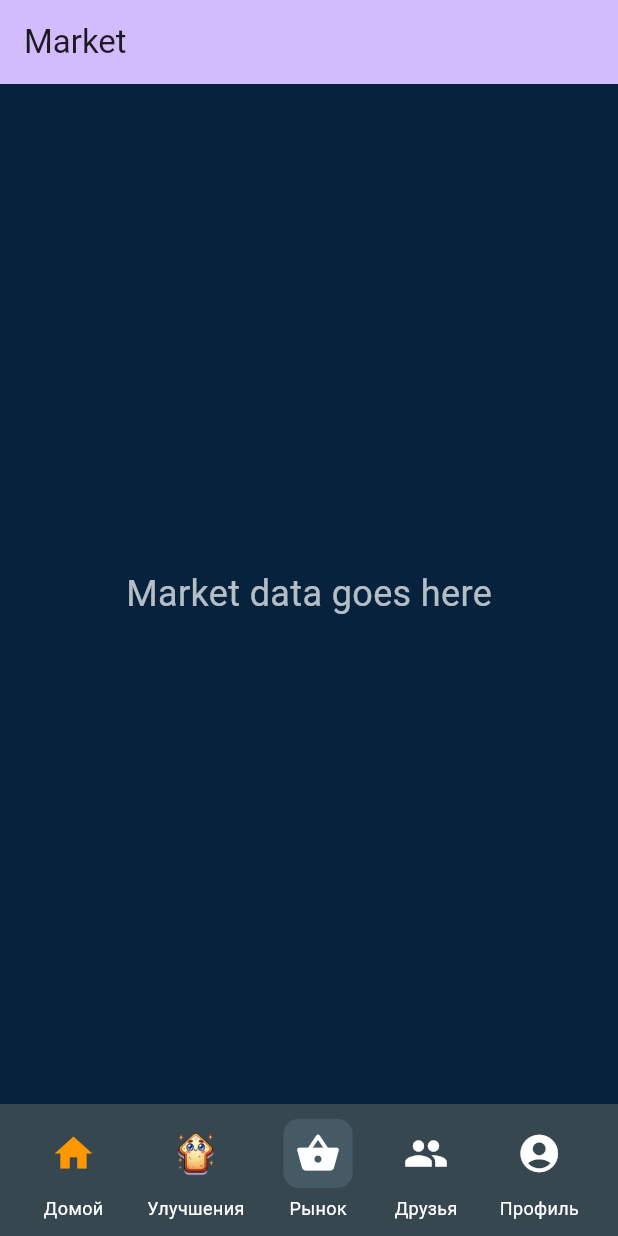
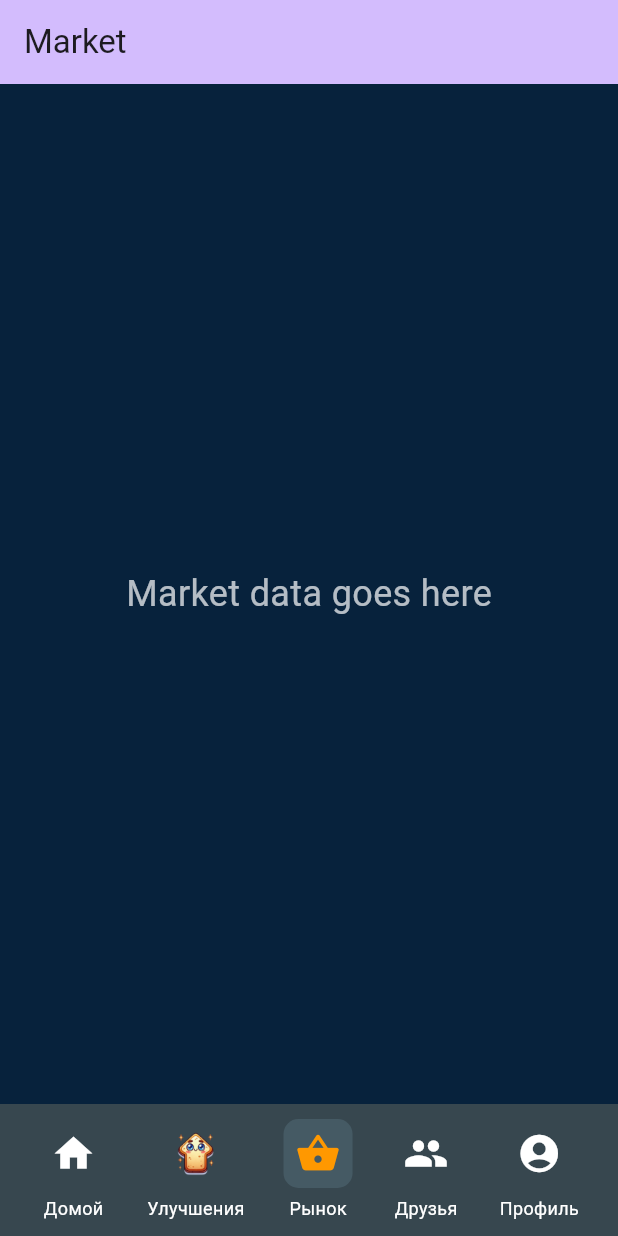
Before and after one commit to karma-dev-team/NaNTap, a Flutter app: the screen it shows after launch, item 3 of the bottom bar chosen, on a phone screen of 412 x 824 dp. Run offline on Flutter 3.47's test engine with Material 3 defaults, Android fonts, the phone set to English and light mode, and no system bars; missing offline and left inert: dart:ffi.

Commit message:
footer update

```diff
--- a/lib/components/footer.dart
+++ b/lib/components/footer.dart
@@ -22,7 +22,7 @@ class Footer extends StatelessWidget {
             context,
             'Домой',
             Icons.home,
-            Colors.orange,
+            selectedIndex == 0 ? Colors.orange : Colors.white,
             selectedIndex == 0,
             0, // Индекс для домашней страницы
           ),
@@ -30,7 +30,7 @@ class Footer extends StatelessWidget {
             context,
             'Улучшения',
             "assets/image/uparrow.png",
-            Colors.white,
+            selectedIndex == 1 ? Colors.orange : Colors.white,
             selectedIndex == 1,
             1, // Индекс для страницы улучшений
           ),
@@ -38,7 +38,7 @@ class Footer extends StatelessWidget {
             context,
             'Рынок',
             Icons.shopping_basket,
-            Colors.white,
+            selectedIndex == 2 ? Colors.orange : Colors.white,
             selectedIndex == 2,
             2, // Индекс для страницы рынка
           ),
@@ -46,7 +46,7 @@ class Footer extends StatelessWidget {
             context,
             'Друзья',
             Icons.people,
-            Colors.white,
+            selectedIndex == 3 ? Colors.orange : Colors.white,
             selectedIndex == 3,
             3, // Индекс для страницы друзей
           ),
@@ -54,7 +54,7 @@ class Footer extends StatelessWidget {
             context,
             'Профиль',
             Icons.account_circle,
-            Colors.white,
+            selectedIndex == 4 ? Colors.orange : Colors.white,
             selectedIndex == 4,
             4, // Индекс для страницы профиля
           ),
```
